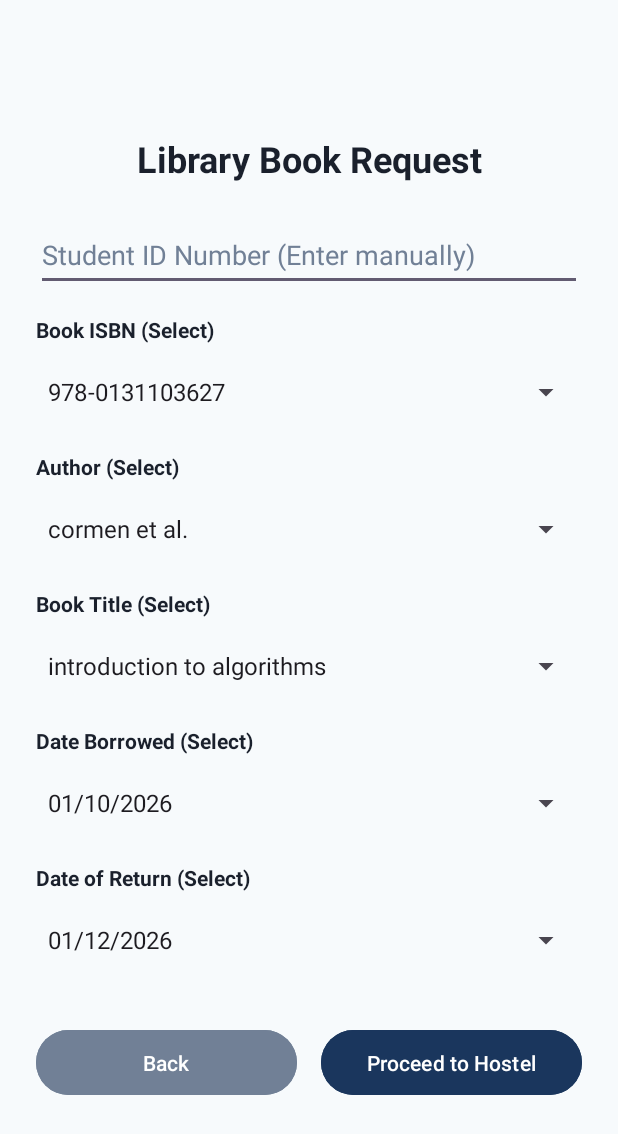
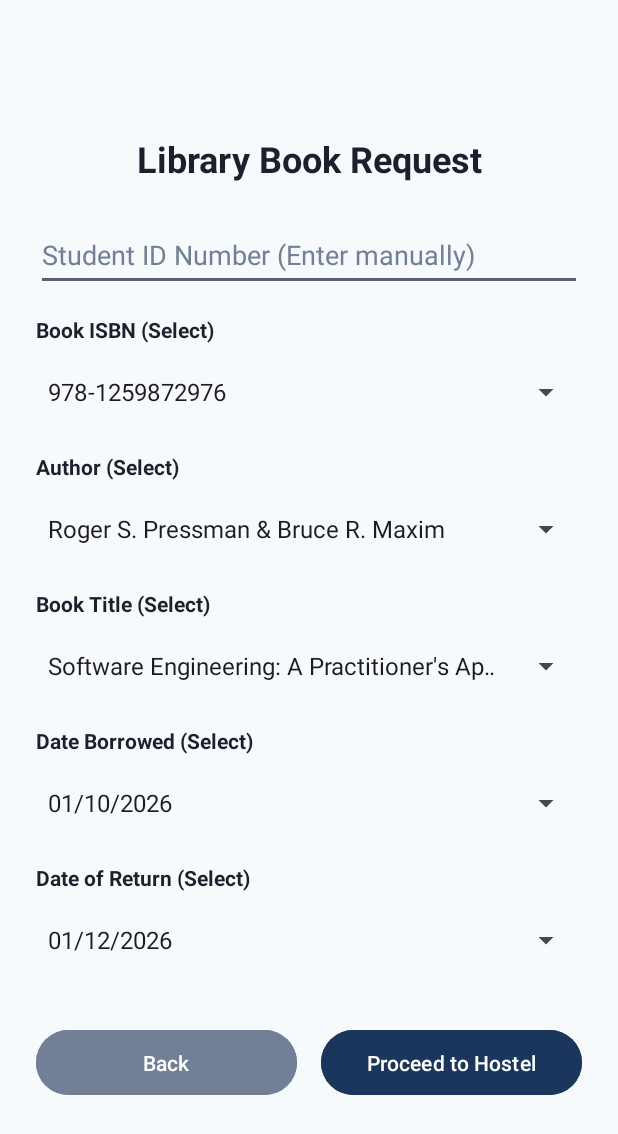
Before and after one commit to Stephanie-Karanja/UniversityRegistrationApp, an Android app: the LibraryActivity screen opened directly, with no data from a screen before it, on a phone screen of 412 x 824 dp. Shown: the top 1134 px of the screen. Run offline under Robolectric (Android 15) with nearby library versions, the phone set to English and light mode, and no system bars; our stand-ins replace Firebase (no records; nobody signed in at launch, a user with empty details on screens opened directly).

Commit message:
update library activity with 10 textbook examples and auto sync author/isbn selection

```diff
--- a/app/src/main/java/com/example/universityregistration/activities/LibraryActivity.java
+++ b/app/src/main/java/com/example/universityregistration/activities/LibraryActivity.java
@@ -5,6 +5,8 @@ import android.content.Intent;
 import android.content.SharedPreferences;
 import android.os.Bundle;
 import android.util.Log;
+import android.view.View;
+import android.widget.AdapterView;
 import android.widget.ArrayAdapter;
 import android.widget.Button;
 import android.widget.EditText;
@@ -51,23 +53,70 @@ public class LibraryActivity extends AppCompatActivity {
             etStudentId.setText(studentId);
         }
 
-        // populate isbn selection spinner
-        String[] isbns = {"978-0131103627", "978-1484251266", "978-0321765723", "978-0201633610"};
+        // 10 university textbook examples
+        String[] titles = {
+                "Software Engineering: A Practitioner's Approach",
+                "Introduction to International Relations: Theories and Approaches",
+                "Introduction to Psychology",
+                "Accounting Principles",
+                "Principles of Corporate Finance",
+                "Data Science for Business",
+                "Artificial Intelligence: A Modern Approach",
+                "International Business",
+                "The Elements of Journalism",
+                "Pharmacotherapy: A Pathophysiologic Approach"
+        };
+
+        String[] authors = {
+                "Roger S. Pressman & Bruce R. Maxim",
+                "Robert Jackson & Georg Sørensen",
+                "James W. Kalat",
+                "Jerry J. Weygandt, Paul D. Kimmel & Donald E. Kieso",
+                "Richard A. Brealey, Stewart C. Myers & Franklin Allen",
+                "Foster Provost & Tom Fawcett",
+                "Stuart Russell & Peter Norvig",
+                "Mike W. Peng & Klaus Meyer",
+                "Bill Kovach & Tom Rosenstiel",
+                "Joseph T. DiPiro et al."
+        };
+
+        String[] isbns = {
+                "978-1259872976",
+                "978-0198825548",
+                "978-1305271555",
+                "978-1119491002",
+                "978-1260013900",
+                "978-1449361327",
+                "978-0134610993",
+                "978-1473758438",
+                "978-0451497024",
+                "978-1260115680"
+        };
+
+        // populate spinners
+        ArrayAdapter<String> titleAdapter = new ArrayAdapter<>(this, android.R.layout.simple_spinner_item, titles);
+        titleAdapter.setDropDownViewResource(android.R.layout.simple_spinner_dropdown_item);
+        spinnerTitle.setAdapter(titleAdapter);
+
+        ArrayAdapter<String> authorAdapter = new ArrayAdapter<>(this, android.R.layout.simple_spinner_item, authors);
+        authorAdapter.setDropDownViewResource(android.R.layout.simple_spinner_dropdown_item);
+        spinnerAuthor.setAdapter(authorAdapter);
+
         ArrayAdapter<String> isbnAdapter = new ArrayAdapter<>(this, android.R.layout.simple_spinner_item, isbns);
         isbnAdapter.setDropDownViewResource(android.R.layout.simple_spinner_dropdown_item);
         spinnerIsbn.setAdapter(isbnAdapter);
 
-        // populate author selection spinner
-        String[] authors = {"cormen et al.", "bill phillips", "brian goetz", "erich gamma"};
-        ArrayAdapter<String> authorAdapter = new ArrayAdapter<>(this, android.R.layout.simple_spinner_item, authors);
-        authorAdapter.setDropDownViewResource(android.R.layout.simple_spinner_dropdown_item);
-        spinnerAuthor.setAdapter(authorAdapter);
+        // sync author and isbn when a book title is selected
+        spinnerTitle.setOnItemSelectedListener(new AdapterView.OnItemSelectedListener() {
+            @Override
+            public void onItemSelected(AdapterView<?> parent, View view, int position, long id) {
+                spinnerAuthor.setSelection(position);
+                spinnerIsbn.setSelection(position);
+            }
 
-        // populate title selection spinner
-        String[] titles = {"introduction to algorithms", "android programming", "java concurrency in practice", "design patterns"};
-        ArrayAdapter<String> titleAdapter = new ArrayAdapter<>(this, android.R.layout.simple_spinner_item, titles);
-        titleAdapter.setDropDownViewResource(android.R.layout.simple_spinner_dropdown_item);
-        spinnerTitle.setAdapter(titleAdapter);
+            @Override
+            public void onNothingSelected(AdapterView<?> parent) {}
+        });
 
         // populate date borrowed spinner
         String[] borrowDates = {"01/10/2026", "02/10/2026", "03/10/2026", "04/10/2026"};
```
